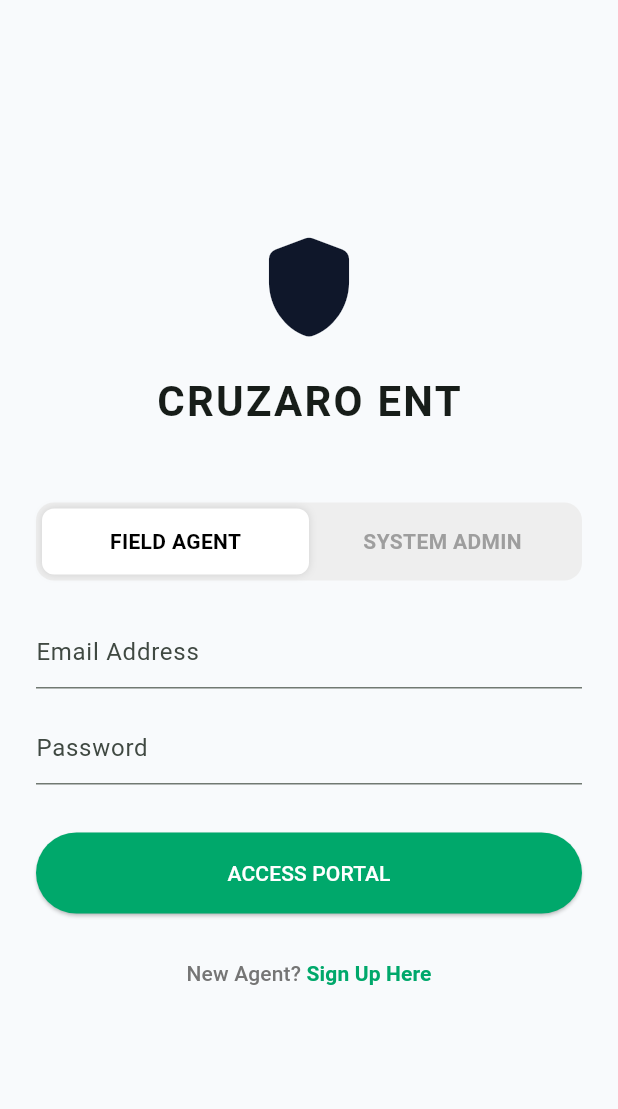
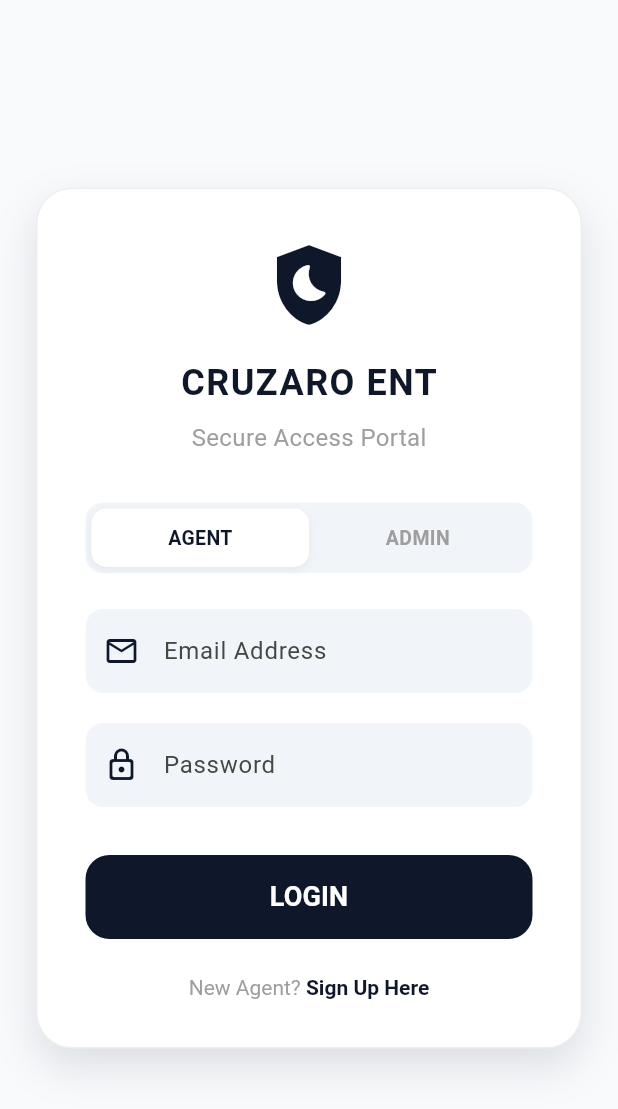
Before and after one commit to Keks-li/cruz, a Flutter app: the screen it shows after launch, on a phone screen of 412 x 824 dp. Shown: the top 1109 px of the screen. Run offline on Flutter 3.47's test engine with Material 3 defaults, Android fonts, the phone set to English and light mode, and no system bars; our stand-ins replace flutter_dotenv, flutter_riverpod, supabase_flutter; accounts and stored records are empty.

Commit message:
remove testing , work on login screen and gradle

```diff
--- a/lib/features/auth/login_screen.dart
+++ b/lib/features/auth/login_screen.dart
@@ -15,10 +15,16 @@ class LoginScreen extends ConsumerStatefulWidget {
 }
 
 class _LoginScreenState extends ConsumerState<LoginScreen> {
-  int _userType = 0; // 0: FIELD AGENT, 1: SYSTEM ADMIN (just for UI toggle)
+  int _userType = 0; // 0: FIELD AGENT, 1: SYSTEM ADMIN
   final _emailController = TextEditingController();
   final _passwordController = TextEditingController();
   bool _isLoading = false;
+
+  // Design System Colors
+  static const Color primaryNavy = Color(0xFF0F172A);
+  static const Color bgColor = Color(0xFFF8FAFC);
+  static const Color inputBg = Color(0xFFF1F5F9);
+  static const Color textSlate = Color(0xFF1E293B);
 
   @override
   void dispose() {
@@ -91,7 +97,8 @@ class _LoginScreenState extends ConsumerState<LoginScreen> {
       context: context,
       builder: (dialogContext) => StatefulBuilder(
         builder: (context, setState) => AlertDialog(
-          title: const Text('Sign Up as Agent'),
+          shape: RoundedRectangleBorder(borderRadius: BorderRadius.circular(20)),
+          title: const Text('Sign Up as Agent', style: TextStyle(color: primaryNavy, fontWeight: FontWeight.bold)),
           content: SingleChildScrollView(
             child: Column(
               mainAxisSize: MainAxisSize.min,
@@ -100,7 +107,7 @@ class _LoginScreenState extends ConsumerState<LoginScreen> {
                   padding: const EdgeInsets.all(12),
                   decoration: BoxDecoration(
                     color: Colors.blue.shade50,
-                    borderRadius: BorderRadius.circular(8),
+                    borderRadius: BorderRadius.circular(12),
                   ),
                   child: Row(
                     children: [
@@ -118,18 +125,22 @@ class _LoginScreenState extends ConsumerState<LoginScreen> {
                 const SizedBox(height: 16),
                 TextField(
                   controller: fullNameController,
-                  decoration: const InputDecoration(
+                  decoration: InputDecoration(
                     labelText: 'Full Name',
-                    hintText: 'Enter your full name',
+                    filled: true,
+                    fillColor: inputBg,
+                    border: OutlineInputBorder(borderSide: BorderSide.none, borderRadius: BorderRadius.circular(12)),
                   ),
                   enabled: !isLoading,
                 ),
                 const SizedBox(height: 16),
                 TextField(
                   controller: emailController,
-                  decoration: const InputDecoration(
+                  decoration: InputDecoration(
                     labelText: 'Email Address',
-                    hintText: 'your@email.com',
+                    filled: true,
+                    fillColor: inputBg,
+                    border: OutlineInputBorder(borderSide: BorderSide.none, borderRadius: BorderRadius.circular(12)),
                   ),
                   keyboardType: TextInputType.emailAddress,
                   enabled: !isLoading,
@@ -137,9 +148,11 @@ class _LoginScreenState extends ConsumerState<LoginScreen> {
                 const SizedBox(height: 16),
                 TextField(
                   controller: passwordController,
-                  decoration: const InputDecoration(
+                  decoration: InputDecoration(
                     labelText: 'Password',
-                    hintText: 'Minimum 6 characters',
+                    filled: true,
+                    fillColor: inputBg,
+                    border: OutlineInputBorder(borderSide: BorderSide.none, borderRadius: BorderRadius.circular(12)),
                   ),
                   obscureText: true,
                   enabled: !isLoading,
@@ -150,7 +163,7 @@ class _LoginScreenState extends ConsumerState<LoginScreen> {
           actions: [
             TextButton(
               onPressed: isLoading ? null : () => Navigator.of(dialogContext).pop(),
-              child: const Text('Cancel'),
+              child: const Text('Cancel', style: TextStyle(color: Colors.grey)),
             ),
             ElevatedButton(
               onPressed: isLoading
@@ -211,8 +224,9 @@ class _LoginScreenState extends ConsumerState<LoginScreen> {
                       }
                     },
               style: ElevatedButton.styleFrom(
-                backgroundColor: AppTheme.agentPrimaryColor,
+                backgroundColor: primaryNavy,
                 foregroundColor: Colors.white,
+                shape: RoundedRectangleBorder(borderRadius: BorderRadius.circular(12)),
               ),
               child: isLoading
                   ? const SizedBox(
@@ -234,69 +248,127 @@ class _LoginScreenState extends ConsumerState<LoginScreen> {
   @override
   Widget build(BuildContext context) {
     return Scaffold(
+      backgroundColor: bgColor,
       body: SafeArea(
-        child: Padding(
-          padding: const EdgeInsets.all(24.0),
+        child: Center(
+          child: SingleChildScrollView(
+            padding: const EdgeInsets.symmetric(horizontal: 24, vertical: 32),
             child: Column(
               mainAxisAlignment: MainAxisAlignment.center,
-            crossAxisAlignment: CrossAxisAlignment.stretch,
               children: [
-              const Icon(Icons.shield_rounded, size: 80, color: AppTheme.primaryColor),
+                // Centered Floating Card
+                Container(
+                  constraints: const BoxConstraints(maxWidth: 450),
+                  decoration: BoxDecoration(
+                    color: Colors.white,
+                    borderRadius: BorderRadius.circular(24),
+                    border: Border.all(color: Colors.grey.shade200),
+                    boxShadow: const [
+                      BoxShadow(
+                        color: Color(0x1F0F172A),
+                        blurRadius: 24,
+                        offset: Offset(0, 12),
+                      ),
+                    ],
+                  ),
+                  padding: const EdgeInsets.all(32.0),
+                  child: Column(
+                    mainAxisSize: MainAxisSize.min,
+                    children: [
+                      // Branding Section
+                      const Icon(Icons.shield_moon, size: 64, color: primaryNavy),
                       const SizedBox(height: 16),
-              const Center(
-                child: Text(
-                  AppConstants.appName,
+                      const Text(
+                        'CRUZARO ENT',
                         style: TextStyle(
-                    fontSize: 28,
+                          fontSize: 24,
                           fontWeight: FontWeight.bold,
-                    letterSpacing: 1.5,
+                          color: primaryNavy,
+                          letterSpacing: 1.0,
                         ),
                       ),
+                      const SizedBox(height: 8),
+                      const Text(
+                        'Secure Access Portal',
+                        style: TextStyle(
+                          fontSize: 16,
+                          color: Colors.grey,
                         ),
-              const SizedBox(height: 48),
+                      ),
+                      const SizedBox(height: 32),
 
-              // Segmented Control (visual only - actual role comes from DB)
+                      // User Type Toggle (Styled for Navy theme)
                       Container(
                         decoration: BoxDecoration(
-                  color: Colors.grey[200],
+                          color: inputBg,
                           borderRadius: BorderRadius.circular(12),
                         ),
                         padding: const EdgeInsets.all(4),
                         child: Row(
                           children: [
                             Expanded(
-                      child: _buildToggleItem('FIELD AGENT', 0),
+                              child: _buildToggleItem('AGENT', 0),
                             ),
                             Expanded(
-                      child: _buildToggleItem('SYSTEM ADMIN', 1),
+                              child: _buildToggleItem('ADMIN', 1),
                             ),
                           ],
                         ),
                       ),
                       const SizedBox(height: 24),
 
+                      // Input Fields
                       TextField(
                         controller: _emailController,
-                decoration: const InputDecoration(hintText: 'Email Address'),
+                        style: const TextStyle(color: textSlate),
+                        decoration: InputDecoration(
+                          hintText: 'Email Address',
+                          filled: true,
+                          fillColor: inputBg,
+                          prefixIcon: const Icon(Icons.email_outlined, color: primaryNavy),
+                          border: OutlineInputBorder(
+                            borderSide: BorderSide.none,
+                            borderRadius: BorderRadius.circular(12),
+                          ),
+                          contentPadding: const EdgeInsets.symmetric(horizontal: 16, vertical: 16),
+                        ),
                         keyboardType: TextInputType.emailAddress,
                         enabled: !_isLoading,
                       ),
-              const SizedBox(height: 16),
+                      const SizedBox(height: 20),
                       TextField(
                         controller: _passwordController,
                         obscureText: true,
-                decoration: const InputDecoration(hintText: 'Password'),
+                        style: const TextStyle(color: textSlate),
+                        decoration: InputDecoration(
+                          hintText: 'Password',
+                          filled: true,
+                          fillColor: inputBg,
+                          prefixIcon: const Icon(Icons.lock_outline_rounded, color: primaryNavy),
+                          border: OutlineInputBorder(
+                            borderSide: BorderSide.none,
+                            borderRadius: BorderRadius.circular(12),
+                          ),
+                          contentPadding: const EdgeInsets.symmetric(horizontal: 16, vertical: 16),
+                        ),
                         enabled: !_isLoading,
                         onSubmitted: (_) => _handleLogin(),
                       ),
                       const SizedBox(height: 32),
 
-              ElevatedButton(
+                      // Login Button
+                      SizedBox(
+                        width: double.infinity,
+                        height: 56,
+                        child: ElevatedButton(
                           onPressed: _isLoading ? null : _handleLogin,
                           style: ElevatedButton.styleFrom(
-                  backgroundColor: _userType == 0 ? AppTheme.agentPrimaryColor : AppTheme.adminPrimaryColor,
+                            backgroundColor: primaryNavy,
                             foregroundColor: Colors.white,
-                  minimumSize: const Size(double.infinity, 54),
+                            elevation: 0,
+                            shape: RoundedRectangleBorder(
+                              borderRadius: BorderRadius.circular(16),
+                            ),
                           ),
                           child: _isLoading
                               ? const SizedBox(
@@ -307,32 +379,45 @@ class _LoginScreenState extends ConsumerState<LoginScreen> {
                                     valueColor: AlwaysStoppedAnimation<Color>(Colors.white),
                                   ),
                                 )
-                    : const Text('ACCESS PORTAL'),
+                              : const Text(
+                                  'LOGIN',
+                                  style: TextStyle(
+                                    fontSize: 18,
+                                    fontWeight: FontWeight.w600,
+                                  ),
+                                ),
+                        ),
                       ),
 
-              const SizedBox(height: 16),
+                      const SizedBox(height: 24),
 
                       // Sign Up Link
-              TextButton(
-                onPressed: _isLoading ? null : _showSignUpDialog,
-                child: Row(
-                  mainAxisAlignment: MainAxisAlignment.center,
+                      GestureDetector(
+                        onTap: _isLoading ? null : _showSignUpDialog,
+                        child: RichText(
+                          text: const TextSpan(
+                            style: TextStyle(fontSize: 14),
                             children: [
-                    Text(
-                      'New Agent? ',
-                      style: TextStyle(color: Colors.grey[600]),
+                              TextSpan(
+                                text: 'New Agent? ',
+                                style: TextStyle(color: Colors.grey),
                               ),
-                    Text(
-                      'Sign Up Here',
+                              TextSpan(
+                                text: 'Sign Up Here',
                                 style: TextStyle(
-                        color: AppTheme.agentPrimaryColor,
+                                  color: primaryNavy,
                                   fontWeight: FontWeight.bold,
                                 ),
                               ),
                             ],
                           ),
                         ),
+                      ),
                     ],
+                  ),
+                ),
+              ],
+            ),
           ),
         ),
       ),
@@ -343,21 +428,23 @@ class _LoginScreenState extends ConsumerState<LoginScreen> {
     final isActive = _userType == index;
     return GestureDetector(
       onTap: () => setState(() => _userType = index),
-      child: Container(
-        padding: const EdgeInsets.symmetric(vertical: 12),
+      child: AnimatedContainer(
+        duration: const Duration(milliseconds: 200),
+        padding: const EdgeInsets.symmetric(vertical: 10),
         decoration: BoxDecoration(
           color: isActive ? Colors.white : Colors.transparent,
-          borderRadius: BorderRadius.circular(8),
+          borderRadius: BorderRadius.circular(10),
           boxShadow: isActive
-              ? [const BoxShadow(color: Colors.black12, blurRadius: 4)]
+              ? [const BoxShadow(color: Color(0x0F0F172A), blurRadius: 4, offset: Offset(0, 2))]
               : [],
         ),
         child: Center(
           child: Text(
             label,
             style: TextStyle(
-              fontWeight: FontWeight.bold,
-              color: isActive ? Colors.black : Colors.grey,
+              fontSize: 13,
+              fontWeight: FontWeight.w600,
+              color: isActive ? primaryNavy : Colors.grey.shade500,
             ),
           ),
         ),
```
Also changed, not shown: build_log.txt (added, +19 -0 lines), 3 other files. Lines whose indentation alone changed are shown as unchanged.
